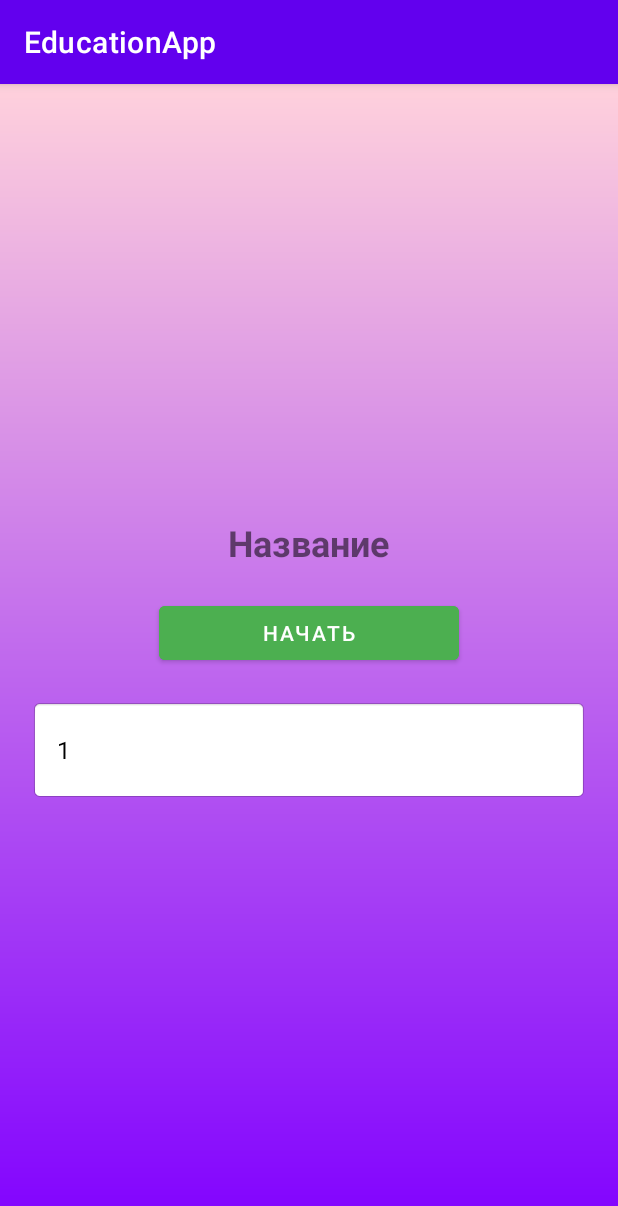
After one commit to dan804Khot/educational_app, an Android app: the ChoiceOfDisciplinesActivity screen opened directly, with no data from a screen before it, on a phone screen of 412 x 824 dp. The commit adds this screen. Shown: the top 1206 px of the screen. Run offline under Robolectric (Android 15) with nearby library versions, the phone set to English and light mode, and no system bars.

Commit message:
страница выбора дисциплин

```diff
--- a/app/src/main/AndroidManifest.xml
+++ b/app/src/main/AndroidManifest.xml
@@ -24,7 +24,7 @@
             </intent-filter>
         </activity>
         <activity android:name=".RegisterActivity" />
-
+        <activity android:name=".ChoiceOfDisciplinesActivity"/>
     </application>
 
 </manifest>
--- /dev/null
+++ b/app/src/main/java/com/example/educationapp/ChoiceOfDisciplinesActivity.kt
@@ -0,0 +1,38 @@
+package com.example.educationapp
+
+import android.os.Bundle
+import android.view.View
+import android.widget.*
+import androidx.appcompat.app.AppCompatActivity
+
+class ChoiceOfDisciplinesActivity : AppCompatActivity() {
+    override fun onCreate(savedInstanceState: Bundle?) {
+        super.onCreate(savedInstanceState)
+        setContentView(R.layout.activity_choice_of_disciplines)
+
+        val startButton: Button = findViewById(R.id.start_button)
+        val spinner: Spinner = findViewById(R.id.discipline_spinner)
+
+        //список дисциплин
+        val disciplines = arrayOf("1", "2", "3", "4", "5")
+
+        //адаптер для Spinner
+        val adapter = ArrayAdapter(this, android.R.layout.simple_spinner_dropdown_item, disciplines)
+        spinner.adapter = adapter
+
+        //обработчик выбора дисциплины
+        spinner.onItemSelectedListener = object : AdapterView.OnItemSelectedListener {
+            override fun onItemSelected(parent: AdapterView<*>, view: View?, position: Int, id: Long) {
+                val selectedDiscipline = parent.getItemAtPosition(position).toString()
+                Toast.makeText(this@ChoiceOfDisciplinesActivity, "Вы выбрали: $selectedDiscipline", Toast.LENGTH_SHORT).show()
+            }
+
+            override fun onNothingSelected(parent: AdapterView<*>) {}
+        }
+
+        //кнопка "Начать"
+        startButton.setOnClickListener {
+            Toast.makeText(this, "Вы начали изучение!", Toast.LENGTH_SHORT).show()
+        }
+    }
+}
--- a/app/src/main/java/com/example/educationapp/MainActivity.kt
+++ b/app/src/main/java/com/example/educationapp/MainActivity.kt
@@ -27,7 +27,9 @@ class MainActivity : AppCompatActivity() {
             if (emailText.isEmpty() || passwordText.isEmpty()) {
                 Toast.makeText(this, "Заполните все поля", Toast.LENGTH_SHORT).show()
             } else {
-                Toast.makeText(this, "Вход выполнен!", Toast.LENGTH_SHORT).show()
+                //если данные введены, переходим на ChoiceOfDisciplinesActivity
+                val intent = Intent(this, ChoiceOfDisciplinesActivity::class.java)
+                startActivity(intent)
             }
         }
 
--- /dev/null
+++ b/app/src/main/res/drawable/gradient_background.xml
@@ -0,0 +1,12 @@
+<?xml version="1.0" encoding="utf-8"?>
+<layer-list xmlns:android="http://schemas.android.com/apk/res/android">
+    <item>
+        <shape android:shape="rectangle">
+            <gradient
+                android:angle="270"
+                android:startColor="#FFD1DC"
+                android:endColor="#8000FF"
+                android:type="linear"/>
+        </shape>
+    </item>
+</layer-list>
--- /dev/null
+++ b/app/src/main/res/layout/activity_choice_of_disciplines.xml
@@ -0,0 +1,35 @@
+<?xml version="1.0" encoding="utf-8"?>
+<LinearLayout xmlns:android="http://schemas.android.com/apk/res/android"
+    android:layout_width="match_parent"
+    android:layout_height="match_parent"
+    android:gravity="center"
+    android:orientation="vertical"
+    android:padding="20dp"
+    android:background="@drawable/gradient_background">
+
+    <TextView
+        android:layout_width="wrap_content"
+        android:layout_height="wrap_content"
+        android:text="Название"
+        android:textSize="24sp"
+        android:textStyle="bold"
+        android:gravity="center"
+        android:layout_marginBottom="20dp"/>
+
+    <Button
+        android:id="@+id/start_button"
+        android:layout_width="200dp"
+        android:layout_height="wrap_content"
+        android:text="Начать"
+        android:backgroundTint="@color/green"
+        android:textColor="@android:color/white"
+        android:layout_marginBottom="20dp"/>
+
+    <Spinner
+        android:id="@+id/discipline_spinner"
+        android:layout_width="match_parent"
+        android:layout_height="wrap_content"
+        android:background="@android:drawable/editbox_background"
+        android:minHeight="48dp"
+        android:padding="10dp" />
+</LinearLayout>
```
Also changed, not shown: app/src/main/java/com/example/educationapp/ui/theme/Color.kt (deleted, +0 -11 lines), app/src/main/java/com/example/educationapp/ui/theme/Theme.kt (deleted, +0 -58 lines), app/src/main/java/com/example/educationapp/ui/theme/Type.kt (deleted, +0 -34 lines), app/src/main/java/com/example/educationapp/RegActivity.kt (renamed from app/src/main/java/com/example/educationapp/ui/theme/RegActivity.kt).
